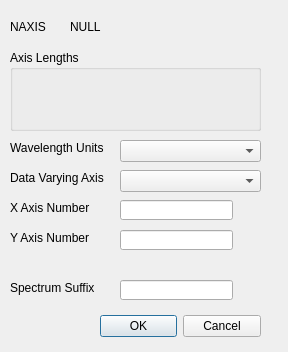
Ehlmann-research-group/WISER, file src/wiser/gui/ui_files/fits_spectra_dialog.ui: the form before one commit.
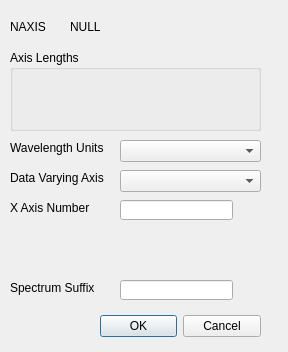
The form after the commit.

Commit message: Got rid of y axis

Patch:
```diff
--- a/src/wiser/gui/ui_files/fits_spectra_dialog.ui
+++ b/src/wiser/gui/ui_files/fits_spectra_dialog.ui
@@ -104,19 +104,6 @@
     <string>X Axis Number</string>
    </property>
   </widget>
-  <widget class="QLabel" name="y_axis_line_edit_2">
-   <property name="geometry">
-    <rect>
-     <x>10</x>
-     <y>230</y>
-     <width>91</width>
-     <height>16</height>
-    </rect>
-   </property>
-   <property name="text">
-    <string>Y Axis Number</string>
-   </property>
-  </widget>
   <widget class="QLabel" name="data_vary_label">
    <property name="geometry">
     <rect>
@@ -150,19 +137,6 @@
     </rect>
    </property>
   </widget>
-  <widget class="QLineEdit" name="y_axis_line_edit">
-   <property name="geometry">
-    <rect>
-     <x>120</x>
-     <y>230</y>
-     <width>113</width>
-     <height>20</height>
-    </rect>
-   </property>
-   <property name="text">
-    <string/>
-   </property>
-  </widget>
   <widget class="QLabel" name="spectrum_suffix_label">
    <property name="geometry">
     <rect>
```
The commit also changes 1 other file.
